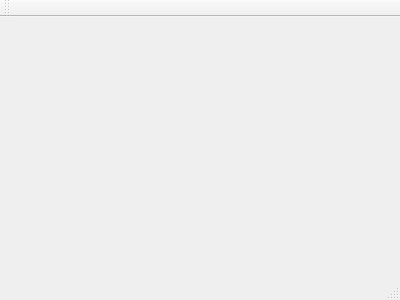
Old version of the form memory-monitor/memorymonitor.ui in the repository greati/memory-monitor.
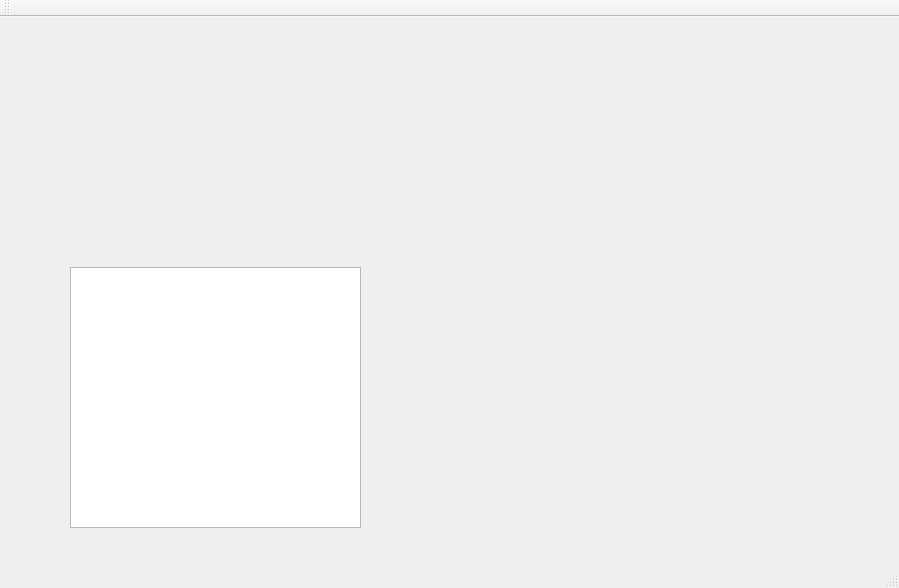
New version of the form. Custom widgets are drawn as their Qt base class.

Commit message: Include process table and process graph

What changed in the file:
```diff
--- a/memory-monitor/memorymonitor.ui
+++ b/memory-monitor/memorymonitor.ui
@@ -6,8 +6,8 @@
    <rect>
     <x>0</x>
     <y>0</y>
-    <width>400</width>
-    <height>300</height>
+    <width>899</width>
+    <height>588</height>
    </rect>
   </property>
   <property name="windowTitle">
@@ -17,10 +17,30 @@
    <widget class="QCustomPlot" name="widget" native="true">
     <property name="geometry">
      <rect>
-      <x>110</x>
-      <y>40</y>
-      <width>171</width>
-      <height>131</height>
+      <x>70</x>
+      <y>20</y>
+      <width>751</width>
+      <height>211</height>
+     </rect>
+    </property>
+   </widget>
+   <widget class="QTableView" name="proc_table">
+    <property name="geometry">
+     <rect>
+      <x>70</x>
+      <y>250</y>
+      <width>291</width>
+      <height>261</height>
+     </rect>
+    </property>
+   </widget>
+   <widget class="QCustomPlot" name="proc_graph" native="true">
+    <property name="geometry">
+     <rect>
+      <x>390</x>
+      <y>250</y>
+      <width>431</width>
+      <height>261</height>
      </rect>
     </property>
    </widget>
```
Left out of the diff: 6 changed lines with no effect on the pictures. The commit also changes 7 other files.
